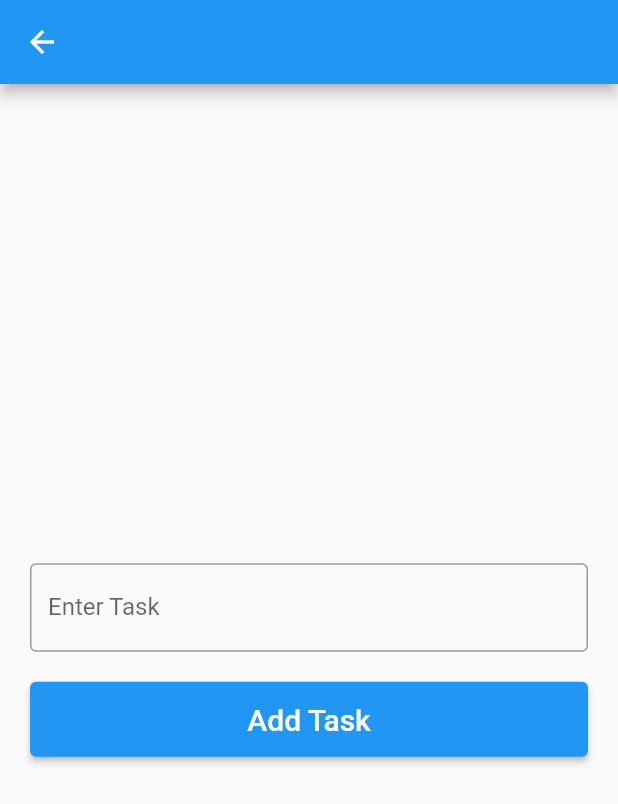
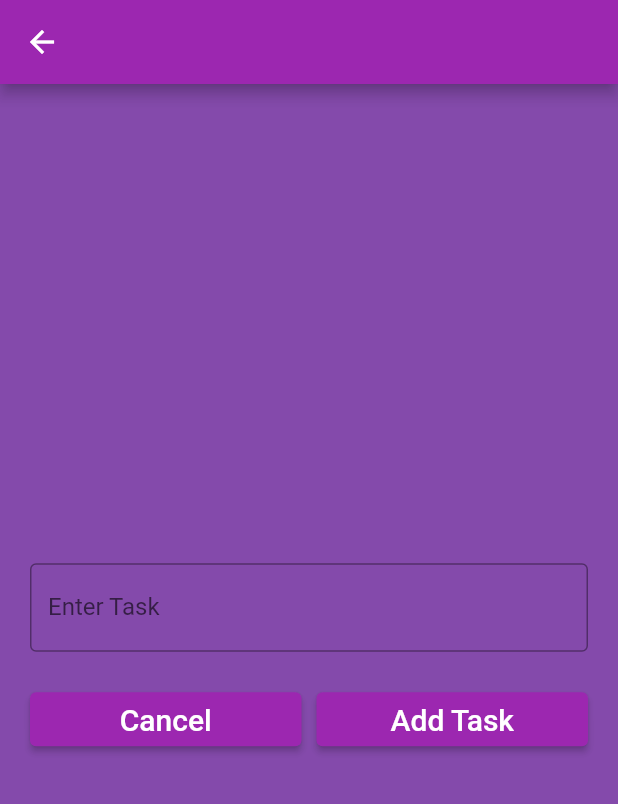
Before and after one commit to HastagKc/Flutter_hive_learning, a Flutter app: the screen it shows after launch, after a tap on the "add" icon, on a phone screen of 412 x 824 dp. Shown: the top 804 px of the screen. Run offline on Flutter 3.47's test engine with Material 2 defaults, Android fonts, the phone set to English and light mode, and no system bars; our stand-ins replace hive, hive_flutter; accounts and stored records are empty.

Commit message:
app materaial color is change

```diff
--- a/todo_app/lib/main.dart
+++ b/todo_app/lib/main.dart
@@ -30,8 +30,12 @@ class MyApp extends StatefulWidget {
 class _MyAppState extends State<MyApp> {
   @override
   Widget build(BuildContext context) {
-    return const MaterialApp(
+    return MaterialApp(
       debugShowCheckedModeBanner: false,
+      theme: ThemeData(
+        // brightness: Brightness.dark,
+        primarySwatch: Colors.purple,
+      ),
       title: "Todo App",
       home: HomeScreen(),
     );
--- a/todo_app/lib/screen/add_todo.dart
+++ b/todo_app/lib/screen/add_todo.dart
@@ -17,6 +17,7 @@ class _AddTodoScreenState extends State<AddTodoScreen> {
   @override
   Widget build(BuildContext context) {
     return Scaffold(
+      backgroundColor: const Color.fromARGB(201, 99, 26, 148),
       appBar: (AppBar()),
       body: Padding(
         padding: const EdgeInsets.all(20.0),
@@ -25,8 +26,11 @@ class _AddTodoScreenState extends State<AddTodoScreen> {
             mainAxisAlignment: MainAxisAlignment.center,
             children: [
               TextField(
+                // changing the colore of the text in textfield
+
+                style: const TextStyle(color: Colors.white),
                 controller: taskController,
-                decoration: InputDecoration(
+                decoration: const InputDecoration(
                   label: Text("Enter Task"),
                   hintText: "Task",
                   border: OutlineInputBorder(),
@@ -38,6 +42,25 @@ class _AddTodoScreenState extends State<AddTodoScreen> {
               Container(
                 height: 50.0,
                 width: double.infinity,
+                child: Row(
+                  children: [
+                    Expanded(
+                      child: ElevatedButton(
+                        onPressed: () {
+                          Navigator.pop(context);
+                        },
+                        child: const Text(
+                          "Cancel",
+                          style: TextStyle(
+                            fontSize: 20.0,
+                          ),
+                        ),
+                      ),
+                    ),
+                    const SizedBox(
+                      width: 10.0,
+                    ),
+                    Expanded(
                       child: ElevatedButton(
                         onPressed: () {
                           if (taskController.text != '') {
@@ -58,6 +81,9 @@ class _AddTodoScreenState extends State<AddTodoScreen> {
                   ],
                 ),
               ),
+            ],
+          ),
+        ),
       ),
     );
   }
--- a/todo_app/lib/screen/home_screen.dart
+++ b/todo_app/lib/screen/home_screen.dart
@@ -15,11 +15,26 @@ class _HomeScreenState extends State<HomeScreen> {
   @override
   Widget build(BuildContext context) {
     return Scaffold(
-      backgroundColor: Colors.blueAccent,
+      backgroundColor: const Color.fromARGB(201, 99, 26, 148),
       appBar: AppBar(
         title: const Text('TodoApp'),
       ),
-      body: ValueListenableBuilder(
+      body: ValueListenableBuilderWidgets(),
+      // floating actions button
+      floatingActionButton: FloatingActionButton(
+        onPressed: () {
+          Navigator.push(
+            context,
+            MaterialPageRoute(builder: (context) => const AddTodoScreen()),
+          );
+        },
+        child: const Icon(Icons.add),
+      ),
+    );
+  }
+
+  ValueListenableBuilder<Box<dynamic>> ValueListenableBuilderWidgets() {
+    return ValueListenableBuilder(
       valueListenable: todoBox.listenable(),
       builder: (context, Box box, child) {
         if (box.isEmpty) {
@@ -54,8 +69,8 @@ class _HomeScreenState extends State<HomeScreen> {
                         leading: Checkbox(
                           value: todo.isComplete,
                           onChanged: (value) {
-                              TodoModel newTodo = TodoModel(
-                                  task: todo.task, isComplete: value!);
+                            TodoModel newTodo =
+                                TodoModel(task: todo.task, isComplete: value!);
                             box.putAt(index, newTodo);
                           },
                         ),
@@ -65,8 +80,8 @@ class _HomeScreenState extends State<HomeScreen> {
 
                             ScaffoldMessenger.of(context).showSnackBar(
                               const SnackBar(
-                                  content: Text(
-                                      "Todo Task is deleted sucessfully !"),
+                                content:
+                                    Text("Todo Task is deleted sucessfully !"),
                               ),
                             );
                           },
@@ -84,16 +99,6 @@ class _HomeScreenState extends State<HomeScreen> {
           );
         }
       },
-      ),
-      floatingActionButton: FloatingActionButton(
-        onPressed: () {
-          Navigator.push(
-            context,
-            MaterialPageRoute(builder: (context) => const AddTodoScreen()),
-          );
-        },
-        child: const Icon(Icons.add),
-      ),
     );
   }
 }
```
Lines whose indentation alone changed are shown as unchanged.
